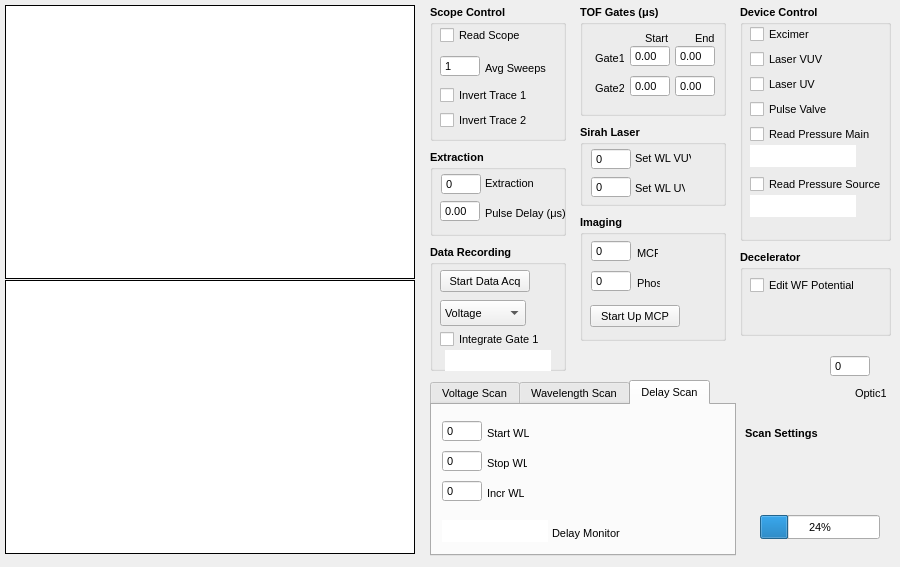
Above: rsdgui.ui from mikekohlhoff/ryexpctl before the change. Below: the same form after it.
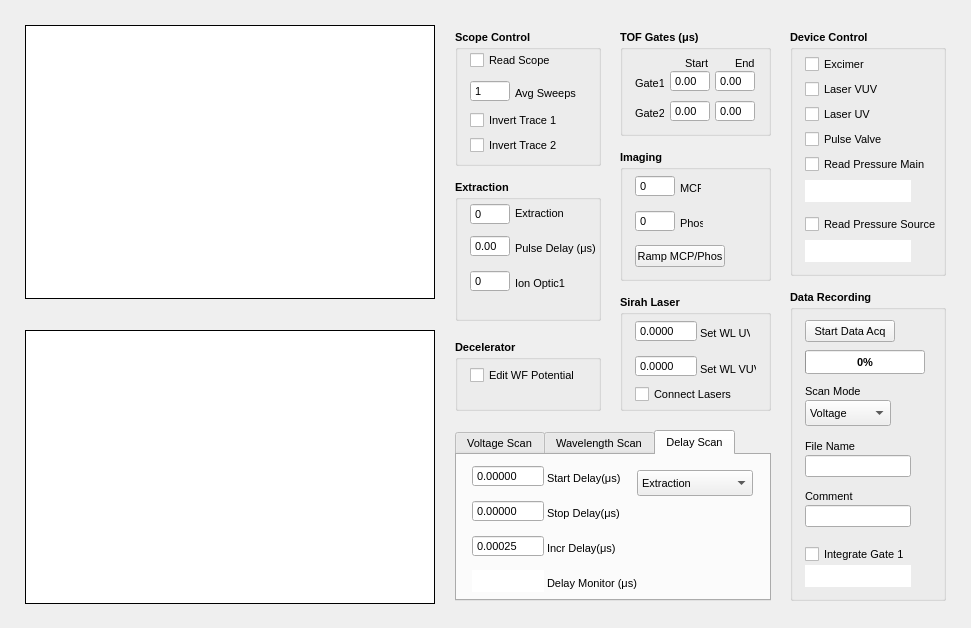
That is the form after the change. The open tabs and pages were chosen to show the change. Custom widgets are drawn as their Qt base class.

Patch:
```diff
--- a/rsdgui.ui
+++ b/rsdgui.ui
@@ -9,12 +9,12 @@
    <rect>
     <x>0</x>
     <y>0</y>
-    <width>900</width>
-    <height>567</height>
+    <width>971</width>
+    <height>628</height>
    </rect>
   </property>
   <property name="sizePolicy">
-   <sizepolicy hsizetype="Preferred" vsizetype="Preferred">
+   <sizepolicy hsizetype="Fixed" vsizetype="Fixed">
     <horstretch>0</horstretch>
     <verstretch>0</verstretch>
    </sizepolicy>
@@ -56,8 +56,8 @@
   <widget class="PyQtGraphWidgetScope" name="ScopeDisplay">
    <property name="geometry">
     <rect>
-     <x>5</x>
-     <y>5</y>
+     <x>25</x>
+     <y>25</y>
      <width>410</width>
      <height>274</height>
     </rect>
@@ -92,9 +92,9 @@
   <widget class="QGroupBox" name="groupBox_Scope">
    <property name="geometry">
     <rect>
-     <x>430</x>
-     <y>5</y>
-     <width>136</width>
+     <x>455</x>
+     <y>30</y>
+     <width>146</width>
      <height>136</height>
     </rect>
    </property>
@@ -117,7 +117,7 @@
    <widget class="QCheckBox" name="chk_invertTrace1">
     <property name="geometry">
      <rect>
-      <x>10</x>
+      <x>15</x>
       <y>80</y>
       <width>92</width>
       <height>21</height>
@@ -137,7 +137,7 @@
    <widget class="QCheckBox" name="chk_invertTrace2">
     <property name="geometry">
      <rect>
-      <x>10</x>
+      <x>15</x>
       <y>105</y>
       <width>92</width>
       <height>21</height>
@@ -157,7 +157,7 @@
    <widget class="QCheckBox" name="chk_readScope">
     <property name="geometry">
      <rect>
-      <x>10</x>
+      <x>15</x>
       <y>20</y>
       <width>92</width>
       <height>21</height>
@@ -177,7 +177,7 @@
    <widget class="QSpinBox" name="inp_aveSweeps">
     <property name="geometry">
      <rect>
-      <x>10</x>
+      <x>15</x>
       <y>50</y>
       <width>40</width>
       <height>22</height>
@@ -233,7 +233,7 @@
    <widget class="QLabel" name="label">
     <property name="geometry">
      <rect>
-      <x>55</x>
+      <x>60</x>
       <y>55</y>
       <width>61</width>
       <height>16</height>
@@ -272,8 +272,8 @@
   <widget class="PyQtGraphWidgetData" name="DataDisplay">
    <property name="geometry">
     <rect>
-     <x>5</x>
-     <y>280</y>
+     <x>25</x>
+     <y>330</y>
      <width>410</width>
      <height>274</height>
     </rect>
@@ -294,10 +294,10 @@
   <widget class="QGroupBox" name="groupBox_Extraction">
    <property name="geometry">
     <rect>
-     <x>430</x>
-     <y>150</y>
-     <width>136</width>
-     <height>86</height>
+     <x>455</x>
+     <y>180</y>
+     <width>146</width>
+     <height>141</height>
     </rect>
    </property>
    <property name="font">
@@ -317,8 +317,8 @@
    <widget class="QDoubleSpinBox" name="inp_extractDelay">
     <property name="geometry">
      <rect>
-      <x>10</x>
-      <y>50</y>
+      <x>15</x>
+      <y>55</y>
       <width>40</width>
       <height>22</height>
      </rect>
@@ -363,8 +363,8 @@
    <widget class="QLabel" name="label_15">
     <property name="geometry">
      <rect>
-      <x>55</x>
-      <y>55</y>
+      <x>60</x>
+      <y>60</y>
       <width>86</width>
       <height>16</height>
      </rect>
@@ -382,7 +382,7 @@
    <widget class="QLabel" name="label_11">
     <property name="geometry">
      <rect>
-      <x>55</x>
+      <x>60</x>
       <y>25</y>
       <width>49</width>
       <height>16</height>
@@ -401,7 +401,7 @@
    <widget class="QSpinBox" name="inp_voltExtract">
     <property name="geometry">
      <rect>
-      <x>11</x>
+      <x>15</x>
       <y>23</y>
       <width>40</width>
       <height>22</height>
@@ -450,16 +450,93 @@
      <number>0</number>
     </property>
    </widget>
+   <widget class="QSpinBox" name="inp_voltOptic1">
+    <property name="geometry">
+     <rect>
+      <x>15</x>
+      <y>90</y>
+      <width>40</width>
+      <height>22</height>
+     </rect>
+    </property>
+    <property name="sizePolicy">
+     <sizepolicy hsizetype="Fixed" vsizetype="Fixed">
+      <horstretch>0</horstretch>
+      <verstretch>0</verstretch>
+     </sizepolicy>
+    </property>
+    <property name="maximumSize">
+     <size>
+      <width>40</width>
+      <height>16777215</height>
+     </size>
+    </property>
+    <property name="font">
+     <font>
+      <weight>50</weight>
+      <bold>false</bold>
+     </font>
+    </property>
+    <property name="mouseTracking">
+     <bool>true</bool>
+    </property>
+    <property name="wrapping">
+     <bool>false</bool>
+    </property>
+    <property name="frame">
+     <bool>true</bool>
+    </property>
+    <property name="buttonSymbols">
+     <enum>QAbstractSpinBox::NoButtons</enum>
+    </property>
+    <property name="keyboardTracking">
+     <bool>true</bool>
+    </property>
+    <property name="minimum">
+     <number>0</number>
+    </property>
+    <property name="maximum">
+     <number>4000</number>
+    </property>
+    <property name="value">
+     <number>0</number>
+    </property>
+   </widget>
+   <widget class="QLabel" name="label_12">
+    <property name="geometry">
+     <rect>
+      <x>60</x>
+      <y>95</y>
+      <width>56</width>
+      <height>16</height>
+     </rect>
+    </property>
+    <property name="font">
+     <font>
+      <weight>50</weight>
+      <bold>false</bold>
+     </font>
+    </property>
+    <property name="text">
+     <string>Ion Optic1</string>
+    </property>
+   </widget>
   </widget>
   <widget class="QGroupBox" name="groupBox_DataAcq">
    <property name="geometry">
     <rect>
-     <x>430</x>
-     <y>245</y>
-     <width>136</width>
-     <height>126</height>
+     <x>790</x>
+     <y>290</y>
+     <width>156</width>
+     <height>311</height>
     </rect>
    </property>
+   <property name="sizePolicy">
+    <sizepolicy hsizetype="Ignored" vsizetype="Ignored">
+     <horstretch>0</horstretch>
+     <verstretch>0</verstretch>
+    </sizepolicy>
+   </property>
    <property name="font">
     <font>
      <family>Tahoma</family>
@@ -477,8 +554,8 @@
    <widget class="QPushButton" name="btn_startDataAcq">
     <property name="geometry">
      <rect>
-      <x>10</x>
-      <y>25</y>
+      <x>15</x>
+      <y>30</y>
       <width>90</width>
       <height>22</height>
      </rect>
@@ -508,8 +585,8 @@
    <widget class="QComboBox" name="scanModeSelect">
     <property name="geometry">
      <rect>
-      <x>10</x>
-      <y>55</y>
+      <x>15</x>
+      <y>110</y>
       <width>86</width>
       <height>26</height>
      </rect>
@@ -542,24 +619,11 @@
      </property>
     </item>
    </widget>
-   <widget class="QLabel" name="label_2">
-    <property name="geometry">
-     <rect>
-      <x>145</x>
-      <y>40</y>
-      <width>91</width>
-      <height>13</height>
-     </rect>
-    </property>
-    <property name="text">
-     <string>TODO file handling</string>
-    </property>
-   </widget>
    <widget class="QCheckBox" name="chk_gateInt">
     <property name="geometry">
      <rect>
-      <x>10</x>
-      <y>85</y>
+      <x>15</x>
+      <y>255</y>
       <width>116</width>
       <height>18</height>
      </rect>
@@ -579,7 +643,7 @@
     <property name="geometry">
      <rect>
       <x>15</x>
-      <y>105</y>
+      <y>275</y>
       <width>106</width>
       <height>22</height>
      </rect>
@@ -619,7 +683,120 @@
 &lt;p style=&quot;-qt-paragraph-type:empty; margin-top:0px; margin-bottom:0px; margin-left:0px; margin-right:0px; -qt-block-indent:0; text-indent:0px;&quot;&gt;&lt;br /&gt;&lt;/p&gt;&lt;/body&gt;&lt;/html&gt;</string>
     </property>
    </widget>
-   <zorder>label_2</zorder>
+   <widget class="QProgressBar" name="progressBarScan">
+    <property name="geometry">
+     <rect>
+      <x>15</x>
+      <y>60</y>
+      <width>120</width>
+      <height>24</height>
+     </rect>
+    </property>
+    <property name="value">
+     <number>0</number>
+    </property>
+   </widget>
+   <widget class="QLabel" name="label_2">
+    <property name="geometry">
+     <rect>
+      <x>15</x>
+      <y>150</y>
+      <width>91</width>
+      <height>13</height>
+     </rect>
+    </property>
+    <property name="font">
+     <font>
+      <weight>50</weight>
+      <bold>false</bold>
+     </font>
+    </property>
+    <property name="text">
+     <string>File Name</string>
+    </property>
+   </widget>
+   <widget class="QLabel" name="label_3">
+    <property name="geometry">
+     <rect>
+      <x>15</x>
+      <y>95</y>
+      <width>91</width>
+      <height>13</height>
+     </rect>
+    </property>
+    <property name="font">
+     <font>
+      <weight>50</weight>
+      <bold>false</bold>
+     </font>
+    </property>
+    <property name="text">
+     <string>Scan Mode</string>
+    </property>
+   </widget>
+   <widget class="QLineEdit" name="inp_fileName">
+    <property name="geometry">
+     <rect>
+      <x>15</x>
+      <y>165</y>
+      <width>106</width>
+      <height>22</height>
+     </rect>
+    </property>
+    <property name="sizePolicy">
+     <sizepolicy hsizetype="Fixed" vsizetype="Fixed">
+      <horstretch>0</horstretch>
+      <verstretch>0</verstretch>
+     </sizepolicy>
+    </property>
+    <property name="font">
+     <font>
+      <weight>50</weight>
+      <bold>false</bold>
+     </font>
+    </property>
+   </widget>
+   <widget class="QLabel" name="label_4">
+    <property name="geometry">
+     <rect>
+      <x>15</x>
+      <y>200</y>
+      <width>91</width>
+      <height>13</height>
+     </rect>
+    </property>
+    <property name="font">
+     <font>
+      <weight>50</weight>
+      <bold>false</bold>
+     </font>
+    </property>
+    <property name="text">
+     <string>Comment</string>
+    </property>
+   </widget>
+   <widget class="QLineEdit" name="inp_fileComment">
+    <property name="geometry">
+     <rect>
+      <x>15</x>
+      <y>215</y>
+      <width>106</width>
+      <height>22</height>
+     </rect>
+    </property>
+    <property name="sizePolicy">
+     <sizepolicy hsizetype="Fixed" vsizetype="Fixed">
+      <horstretch>0</horstretch>
+      <verstretch>0</verstretch>
+     </sizepolicy>
+    </property>
+    <property name="font">
+     <font>
+      <weight>50</weight>
+      <bold>false</bold>
+     </font>
+    </property>
+   </widget>
    <zorder>scanModeSelect</zorder>
    <zorder>btn_startDataAcq</zorder>
    <zorder>chk_gateInt</zorder>
@@ -628,10 +805,10 @@
   <widget class="QGroupBox" name="groupBox_TOF">
    <property name="geometry">
     <rect>
-     <x>580</x>
-     <y>5</y>
-     <width>146</width>
-     <height>111</height>
+     <x>620</x>
+     <y>30</y>
+     <width>151</width>
+     <height>106</height>
     </rect>
    </property>
    <property name="font">
@@ -991,10 +1168,10 @@
   <widget class="QGroupBox" name="groupBox_MCP">
    <property name="geometry">
     <rect>
-     <x>580</x>
-     <y>215</y>
-     <width>146</width>
-     <height>126</height>
+     <x>620</x>
+     <y>150</y>
+     <width>151</width>
+     <height>131</height>
     </rect>
    </property>
    <property name="sizePolicy">
@@ -1017,8 +1194,8 @@
    <widget class="QPushButton" name="btn_startMCP">
     <property name="geometry">
      <rect>
-      <x>10</x>
-      <y>90</y>
+      <x>15</x>
+      <y>95</y>
       <width>90</width>
       <height>22</height>
      </rect>
@@ -1042,14 +1219,14 @@
      </font>
     </property>
     <property name="text">
-     <string>Start Up MCP</string>
+     <string>Ramp MCP/Phos</string>
     </property>
    </widget>
    <widget class="QSpinBox" name="inp_voltPhos">
     <property name="geometry">
      <rect>
-      <x>11</x>
-      <y>55</y>
+      <x>15</x>
+      <y>60</y>
       <width>40</width>
       <height>22</height>
      </rect>
@@ -1109,7 +1286,7 @@
     </property>
     <property name="geometry">
      <rect>
-      <x>11</x>
+      <x>15</x>
       <y>25</y>
       <width>40</width>
       <height>22</height>
@@ -1170,7 +1347,7 @@
    <widget class="QLabel" name="label_26">
     <property name="geometry">
      <rect>
-      <x>57</x>
+      <x>60</x>
       <y>30</y>
       <width>21</width>
       <height>16</height>
@@ -1189,8 +1366,8 @@
    <widget class="QLabel" name="label_27">
     <property name="geometry">
      <rect>
-      <x>57</x>
-      <y>60</y>
+      <x>60</x>
+      <y>65</y>
       <width>23</width>
       <height>16</height>
      </rect>
@@ -1214,10 +1391,10 @@
   <widget class="QGroupBox" name="groupBox_Laser">
    <property name="geometry">
     <rect>
-     <x>580</x>
-     <y>125</y>
-     <width>146</width>
-     <height>81</height>
+     <x>620</x>
+     <y>295</y>
+     <width>151</width>
+     <height>116</height>
     </rect>
    </property>
    <property name="font">
@@ -1231,84 +1408,12 @@
    <property name="title">
     <string>Sirah Laser</string>
    </property>
-   <widget class="QSpinBox" name="inp_setW_VUV">
+   <widget class="QDoubleSpinBox" name="inp_setWL_UV">
     <property name="geometry">
      <rect>
-      <x>11</x>
-      <y>23</y>
-      <width>40</width>
-      <height>22</height>
-     </rect>
-    </property>
-    <property name="sizePolicy">
-     <sizepolicy hsizetype="Fixed" vsizetype="Fixed">
-      <horstretch>0</horstretch>
-      <verstretch>0</verstretch>
-     </sizepolicy>
-    </property>
-    <property name="maximumSize">
-     <size>
-      <width>40</width>
-      <height>16777215</height>
-     </size>
-    </property>
-    <property name="font">
-     <font>
-      <weight>50</weight>
-      <bold>false</bold>
-     </font>
-    </property>
-    <property name="mouseTracking">
-     <bool>true</bool>
-    </property>
-    <property name="wrapping">
-     <bool>false</bool>
-    </property>
-    <property name="frame">
-     <bool>true</bool>
-    </property>
-    <property name="buttonSymbols">
-     <enum>QAbstractSpinBox::NoButtons</enum>
-    </property>
-    <property name="keyboardTracking">
-     <bool>true</bool>
-    </property>
-    <property name="minimum">
-     <number>0</number>
-    </property>
-    <property name="maximum">
-     <number>5000</number>
-    </property>
-    <property name="value">
-     <number>0</number>
-    </property>
-   </widget>
-   <widget class="QLabel" name="label_13">
-    <property name="geometry">
-     <rect>
-      <x>55</x>
+      <x>15</x>
       <y>25</y>
-      <width>56</width>
-      <height>16</height>
-     </rect>
-    </property>
-    <property name="font">
-     <font>
-      <pointsize>8</pointsize>
-      <weight>50</weight>
-      <bold>false</bold>
-     </font>
-    </property>
-    <property name="text">
-     <string>Set WL VUV</string>
-    </property>
-   </widget>
-   <widget class="QSpinBox" name="inp_setWL_UV">
-    <property name="geometry">
-     <rect>
-      <x>11</x>
-      <y>51</y>
-      <width>40</width>
+      <width>62</width>
       <height>22</height>
      </rect>
     </property>
@@ -1320,7 +1425,7 @@
     </property>
     <property name="maximumSize">
      <size>
-      <width>40</width>
+      <width>62</width>
       <height>16777215</height>
      </size>
     </property>
@@ -1345,21 +1450,21 @@
     <property name="keyboardTracking">
      <bool>true</bool>
     </property>
-    <property name="minimum">
-     <number>0</number>
+    <property name="decimals">
+     <number>4</number>
     </property>
     <property name="maximum">
-     <number>5000</number>
+     <double>1000.000000000000000</double>
     </property>
-    <property name="value">
-     <number>0</number>
+    <property name="singleStep">
+     <double>0.000100000000000</double>
     </property>
    </widget>
    <widget class="QLabel" name="label_14">
     <property name="geometry">
      <rect>
-      <x>55</x>
-      <y>55</y>
+      <x>80</x>
+      <y>30</y>
       <width>50</width>
       <height>16</height>
      </rect>
@@ -1375,14 +1480,106 @@
      <string>Set WL UV</string>
     </property>
    </widget>
+   <widget class="QCheckBox" name="chk_connectLasers">
+    <property name="geometry">
+     <rect>
+      <x>15</x>
+      <y>90</y>
+      <width>116</width>
+      <height>18</height>
+     </rect>
+    </property>
+    <property name="font">
+     <font>
+      <pointsize>8</pointsize>
+      <weight>50</weight>
+      <bold>false</bold>
+     </font>
+    </property>
+    <property name="text">
+     <string>Connect Lasers</string>
+    </property>
+   </widget>
+   <widget class="QLabel" name="label_13">
+    <property name="geometry">
+     <rect>
+      <x>80</x>
+      <y>66</y>
+      <width>56</width>
+      <height>16</height>
+     </rect>
+    </property>
+    <property name="font">
+     <font>
+      <pointsize>8</pointsize>
+      <weight>50</weight>
+      <bold>false</bold>
+     </font>
+    </property>
+    <property name="text">
+     <string>Set WL VUV</string>
+    </property>
+   </widget>
+   <widget class="QDoubleSpinBox" name="inp_setWL_VUV">
+    <property name="geometry">
+     <rect>
+      <x>15</x>
+      <y>60</y>
+      <width>62</width>
+      <height>22</height>
+     </rect>
+    </property>
+    <property name="sizePolicy">
+     <sizepolicy hsizetype="Fixed" vsizetype="Fixed">
+      <horstretch>0</horstretch>
+      <verstretch>0</verstretch>
+     </sizepolicy>
+    </property>
+    <property name="maximumSize">
+     <size>
+      <width>62</width>
+      <height>16777215</height>
+     </size>
+    </property>
+    <property name="font">
+     <font>
+      <weight>50</weight>
+      <bold>false</bold>
+     </font>
+    </property>
+    <property name="mouseTracking">
+     <bool>true</bool>
+    </property>
+    <property name="wrapping">
+     <bool>false</bool>
+    </property>
+    <property name="frame">
+     <bool>true</bool>
+    </property>
+    <property name="buttonSymbols">
+     <enum>QAbstractSpinBox::NoButtons</enum>
+    </property>
+    <property name="keyboardTracking">
+     <bool>true</bool>
+    </property>
+    <property name="decimals">
+     <number>4</number>
+    </property>
+    <property name="maximum">
+     <double>1000.000000000000000</double>
+    </property>
+    <property name="singleStep">
+     <double>0.000100000000000</double>
+    </property>
+   </widget>
   </widget>
   <widget class="QGroupBox" name="groupBox_DevControl">
    <property name="geometry">
     <rect>
-     <x>740</x>
-     <y>5</y>
-     <width>151</width>
-     <height>236</height>
+     <x>790</x>
+     <y>30</y>
+     <width>156</width>
+     <height>246</height>
     </rect>
    </property>
    <property name="font">
@@ -1399,8 +1596,8 @@
    <widget class="QCheckBox" name="chk_Excimer">
     <property name="geometry">
      <rect>
-      <x>10</x>
-      <y>20</y>
+      <x>15</x>
+      <y>25</y>
       <width>116</width>
       <height>18</height>
      </rect>
@@ -1419,8 +1616,8 @@
    <widget class="QCheckBox" name="chk_PulseValve">
     <property name="geometry">
      <rect>
-      <x>10</x>
-      <y>95</y>
+      <x>15</x>
+      <y>100</y>
       <width>116</width>
       <height>18</height>
      </rect>
@@ -1439,8 +1636,8 @@
    <widget class="QCheckBox" name="chk_LaserVUV">
     <property name="geometry">
      <rect>
-      <x>10</x>
-      <y>45</y>
+      <x>15</x>
+      <y>50</y>
       <width>116</width>
       <height>18</height>
      </rect>
@@ -1459,8 +1656,8 @@
    <widget class="QCheckBox" name="chk_LaserUV">
     <property name="geometry">
      <rect>
-      <x>10</x>
-      <y>70</y>
+      <x>15</x>
+      <y>75</y>
       <width>116</width>
       <height>18</height>
      </rect>
@@ -1479,8 +1676,8 @@
    <widget class="QCheckBox" name="chk_readMainGauge">
     <property name="geometry">
      <rect>
-      <x>10</x>
-      <y>120</y>
+      <x>15</x>
+      <y>125</y>
       <width>146</width>
       <height>18</height>
      </rect>
@@ -1499,8 +1696,8 @@
    <widget class="QTextBrowser" name="out_readMainGauge">
     <property name="geometry">
      <rect>
-      <x>10</x>
-      <y>140</y>
+      <x>15</x>
+      <y>150</y>
       <width>106</width>
       <height>22</height>
      </rect>
@@ -1543,8 +1740,8 @@
    <widget class="QCheckBox" name="chk_readSourceGauge">
     <property name="geometry">
      <rect>
-      <x>10</x>
-      <y>170</y>
+      <x>15</x>
+      <y>185</y>
       <width>146</width>
       <height>18</height>
      </rect>
@@ -1563,8 +1760,8 @@
    <widget class="QTextBrowser" name="out_readSourceGauge">
     <property name="geometry">
      <rect>
-      <x>10</x>
-      <y>190</y>
+      <x>15</x>
+      <y>210</y>
       <width>106</width>
       <height>22</height>
      </rect>
@@ -1616,10 +1813,10 @@
   <widget class="QTabWidget" name="tabWidget_ScanParam">
    <property name="geometry">
     <rect>
-     <x>430</x>
-     <y>380</y>
-     <width>306</width>
-     <height>176</height>
+     <x>455</x>
+     <y>430</y>
+     <width>316</width>
+     <height>171</height>
     </rect>
    </property>
    <property name="font">
@@ -2256,12 +2453,12 @@
     <attribute name="title">
      <string>Delay Scan</string>
     </attribute>
-    <widget class="QSpinBox" name="inp_stopDelay">
+    <widget class="QDoubleSpinBox" name="inp_stopDelay">
      <property name="geometry">
       <rect>
-       <x>10</x>
+       <x>15</x>
        <y>45</y>
-       <width>40</width>
+       <width>72</width>
        <height>22</height>
       </rect>
      </property>
@@ -2273,7 +2470,7 @@
      </property>
      <property name="minimumSize">
       <size>
-       <width>40</width>
+       <width>72</width>
        <height>22</height>
       </size>
      </property>
@@ -2304,22 +2501,25 @@
      <property name="keyboardTracking">
       <bool>true</bool>
      </property>
+     <property name="decimals">
+      <number>5</number>
+     </property>
      <property name="minimum">
-      <number>0</number>
+      <double>-1000.000000000000000</double>
      </property>
      <property name="maximum">
-      <number>5000</number>
+      <double>1000.000000000000000</double>
      </property>
      <property name="value">
-      <number>0</number>
+      <double>0.000000000000000</double>
      </property>
     </widget>
-    <widget class="QSpinBox" name="inp_incrDelay">
+    <widget class="QDoubleSpinBox" name="inp_incrDelay">
      <property name="geometry">
       <rect>
-       <x>10</x>
-       <y>75</y>
-       <width>40</width>
+       <x>15</x>
+       <y>80</y>
+       <width>72</width>
        <height>22</height>
       </rect>
      </property>
@@ -2331,7 +2531,7 @@
      </property>
      <property name="minimumSize">
       <size>
-       <width>40</width>
+       <width>72</width>
        <height>22</height>
       </size>
      </property>
@@ -2362,22 +2562,22 @@
      <property name="keyboardTracking">
       <bool>true</bool>
      </property>
-     <property name="minimum">
-      <number>0</number>
+     <property name="decimals">
+      <number>5</number>
      </property>
      <property name="maximum">
-      <number>5000</number>
+      <double>1000.000000000000000</double>
      </property>
      <property name="value">
-      <number>0</number>
+      <double>0.000250000000000</double>
      </property>
     </widget>
     <widget class="QTextBrowser" name="out_WLMon_2">
      <property name="geometry">
       <rect>
-       <x>10</x>
+       <x>15</x>
        <y>115</y>
-       <width>106</width>
+       <width>72</width>
        <height>22</height>
       </rect>
      </property>
@@ -2389,7 +2589,7 @@
      </property>
      <property name="minimumSize">
       <size>
-       <width>40</width>
+       <width>72</width>
        <height>22</height>
       </size>
      </property>
@@ -2416,12 +2616,12 @@
 &lt;p style=&quot;-qt-paragraph-type:empty; margin-top:0px; margin-bottom:0px; margin-left:0px; margin-right:0px; -qt-block-indent:0; text-indent:0px;&quot;&gt;&lt;br /&gt;&lt;/p&gt;&lt;/body&gt;&lt;/html&gt;</string>
      </property>
     </widget>
-    <widget class="QSpinBox" name="inp_startDelay">
+    <widget class="QDoubleSpinBox" name="inp_startDelay">
      <property name="geometry">
       <rect>
-       <x>10</x>
-       <y>15</y>
-       <width>40</width>
+       <x>15</x>
+       <y>10</y>
+       <width>72</width>
        <height>22</height>
       </rect>
      </property>
@@ -2433,7 +2633,7 @@
      </property>
      <property name="minimumSize">
       <size>
-       <width>40</width>
+       <width>72</width>
        <height>22</height>
       </size>
      </property>
@@ -2464,22 +2664,28 @@
      <property name="keyboardTracking">
       <bool>true</bool>
      </property>
+     <property name="decimals">
+      <number>5</number>
+     </property>
      <property name="minimum">
-      <number>0</number>
+      <double>-1000.000000000000000</double>
      </property>
      <property name="maximum">
-      <number>5000</number>
+      <double>1000.000000000000000</double>
+     </property>
+     <property name="singleStep">
+      <double>0.000250000000000</double>
      </property>
      <property name="value">
-      <number>0</number>
+      <double>0.000000000000000</double>
      </property>
     </widget>
     <widget class="QLabel" name="label_33">
      <property name="geometry">
       <rect>
-       <x>55</x>
-       <y>80</y>
-       <width>37</width>
+       <x>90</x>
+       <y>85</y>
+       <width>71</width>
        <height>16</height>
       </rect>
      </property>
@@ -2490,13 +2696,13 @@
       </font>
      </property>
      <property name="text">
-      <string>Incr WL</string>
+      <string>Incr Delay(μs)</string>
      </property>
     </widget>
     <widget class="QLabel" name="label_34">
      <property name="geometry">
       <rect>
-       <x>120</x>
+       <x>90</x>
        <y>120</y>
        <width>101</width>
        <height>16</height>
@@ -2509,15 +2715,15 @@
       </font>
      </property>
      <property name="text">
-      <string>Delay Monitor</string>
+      <string>Delay Monitor (μs)</string>
      </property>
     </widget>
     <widget class="QLabel" name="label_35">
      <property name="geometry">
       <rect>
-       <x>55</x>
-       <y>20</y>
-       <width>42</width>
+       <x>90</x>
+       <y>15</y>
+       <width>81</width>
        <height>16</height>
       </rect>
      </property>
@@ -2525,18 +2731,19 @@
       <font>
        <weight>50</weight>
        <bold>false</bold>
+       <kerning>true</kerning>
       </font>
      </property>
      <property name="text">
-      <string>Start WL</string>
+      <string>Start Delay(μs)</string>
      </property>
     </widget>
     <widget class="QLabel" name="label_36">
      <property name="geometry">
       <rect>
-       <x>55</x>
+       <x>90</x>
        <y>50</y>
-       <width>40</width>
+       <width>76</width>
        <height>16</height>
       </rect>
      </property>
@@ -2547,18 +2754,55 @@
       </font>
      </property>
      <property name="text">
-      <string>Stop WL</string>
+      <string>Stop Delay(μs)</string>
      </property>
     </widget>
+    <widget class="QComboBox" name="delaySelectScan">
+     <property name="geometry">
+      <rect>
+       <x>180</x>
+       <y>15</y>
+       <width>116</width>
+       <height>26</height>
+      </rect>
+     </property>
+     <property name="sizePolicy">
+      <sizepolicy hsizetype="Fixed" vsizetype="Fixed">
+       <horstretch>0</horstretch>
+       <verstretch>0</verstretch>
+      </sizepolicy>
+     </property>
+     <property name="font">
+      <font>
+       <weight>50</weight>
+       <bold>false</bold>
+      </font>
+     </property>
+     <item>
+      <property name="text">
+       <string>Extraction</string>
+      </property>
+     </item>
+     <item>
+      <property name="text">
+       <string>Rydberg Excitation</string>
+      </property>
+     </item>
+     <item>
+      <property name="text">
+       <string>Photolysis</string>
+      </property>
+     </item>
+    </widget>
    </widget>
   </widget>
   <widget class="QGroupBox" name="groupBox_Decelerator">
    <property name="geometry">
     <rect>
-     <x>740</x>
-     <y>250</y>
-     <width>151</width>
-     <height>86</height>
+     <x>455</x>
+     <y>340</y>
+     <width>146</width>
+     <height>71</height>
     </rect>
    </property>
    <property name="font">
@@ -2575,7 +2819,7 @@
    <widget class="QCheckBox" name="chk_editWF">
     <property name="geometry">
      <rect>
-      <x>10</x>
+      <x>15</x>
       <y>25</y>
       <width>131</width>
       <height>20</height>
@@ -2597,109 +2841,6 @@
     </property>
    </widget>
   </widget>
-  <widget class="QLabel" name="label_3">
-   <property name="geometry">
-    <rect>
-     <x>745</x>
-     <y>425</y>
-     <width>86</width>
-     <height>16</height>
-    </rect>
-   </property>
-   <property name="font">
-    <font>
-     <weight>75</weight>
-     <bold>true</bold>
-    </font>
-   </property>
-   <property name="text">
-    <string>Scan Settings</string>
-   </property>
-  </widget>
-  <widget class="QProgressBar" name="progressBarScan">
-   <property name="geometry">
-    <rect>
-     <x>760</x>
-     <y>515</y>
-     <width>120</width>
-     <height>24</height>
-    </rect>
-   </property>
-   <property name="value">
-    <number>24</number>
-   </property>
-  </widget>
-  <widget class="QSpinBox" name="inp_voltOptic1">
-   <property name="geometry">
-    <rect>
-     <x>830</x>
-     <y>355</y>
-     <width>40</width>
-     <height>22</height>
-    </rect>
-   </property>
-   <property name="sizePolicy">
-    <sizepolicy hsizetype="Fixed" vsizetype="Fixed">
-     <horstretch>0</horstretch>
-     <verstretch>0</verstretch>
-    </sizepolicy>
-   </property>
-   <property name="maximumSize">
-    <size>
-     <width>40</width>
-     <height>16777215</height>
-    </size>
-   </property>
-   <property name="font">
-    <font>
-     <weight>50</weight>
-     <bold>false</bold>
-    </font>
-   </property>
-   <property name="mouseTracking">
-    <bool>true</bool>
-   </property>
-   <property name="wrapping">
-    <bool>false</bool>
-   </property>
-   <property name="frame">
-    <bool>true</bool>
-   </property>
-   <property name="buttonSymbols">
-    <enum>QAbstractSpinBox::NoButtons</enum>
-   </property>
-   <property name="keyboardTracking">
-    <bool>true</bool>
-   </property>
-   <property name="minimum">
-    <number>0</number>
-   </property>
-   <property name="maximum">
-    <number>4000</number>
-   </property>
-   <property name="value">
-    <number>0</number>
-   </property>
-  </widget>
-  <widget class="QLabel" name="label_12">
-   <property name="geometry">
-    <rect>
-     <x>855</x>
-     <y>385</y>
-     <width>31</width>
-     <height>16</height>
-    </rect>
-   </property>
-   <property name="font">
-    <font>
-     <weight>50</weight>
-     <bold>false</bold>
-    </font>
-   </property>
-   <property name="text">
-    <string>Optic1</string>
-   </property>
-  </widget>
   <zorder>groupBox_MCP</zorder>
   <zorder>groupBox_Extraction</zorder>
   <zorder>groupBox_Decelerator</zorder>
```
Left out of the diff: 182 changed lines with no effect on the pictures.
